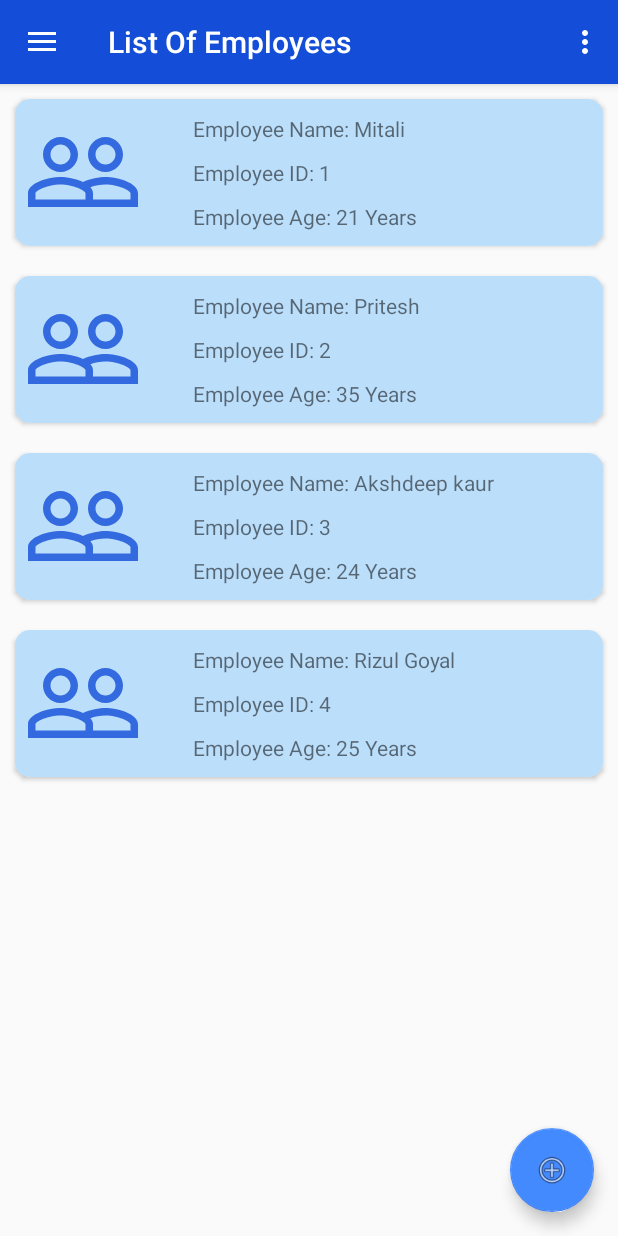
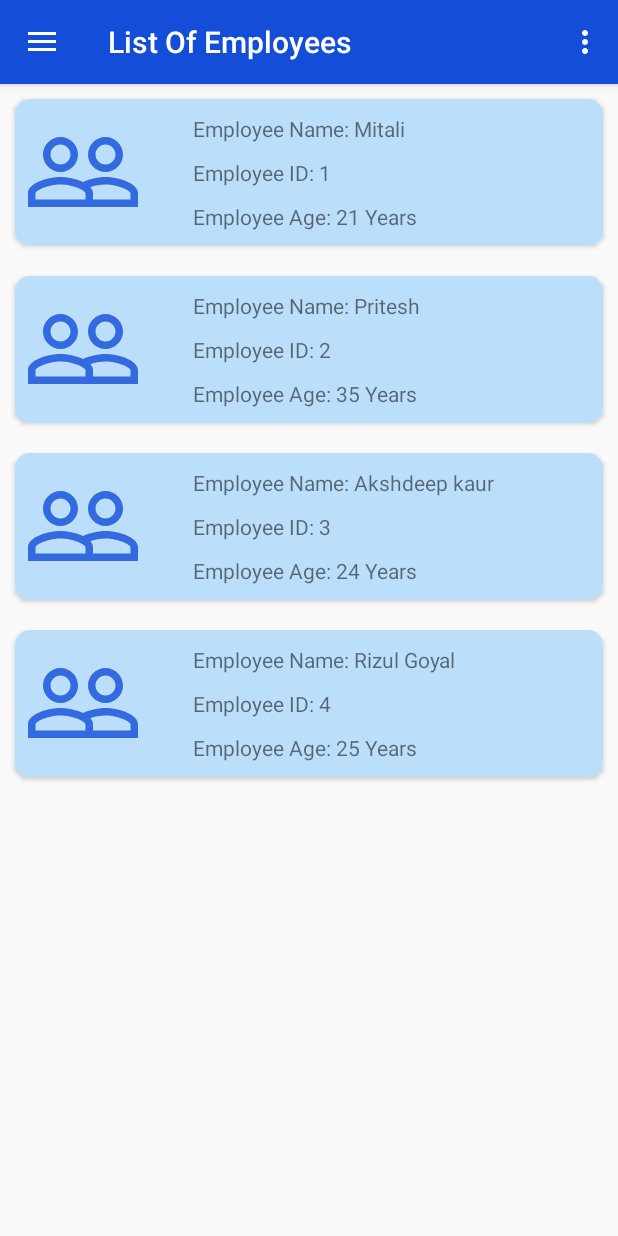
Before and after one commit to kuldeepbamrah/Group6_F2019_MAD3125_FP, an Android app: the MainActivity screen opened directly, with no data from a screen before it, in the side drawer, after a tap on "List Of Employees", on a phone screen of 412 x 824 dp. Run offline under Robolectric (Android 15) with nearby library versions, the phone set to English and light mode, and no system bars; our stand-ins replace Room's generated code, navigation-ui.

Commit message:
fab deleted

```diff
--- a/app/src/main/java/com/example/group6_f2019_mad3125_fp/Activities/MainActivity.java
+++ b/app/src/main/java/com/example/group6_f2019_mad3125_fp/Activities/MainActivity.java
@@ -133,14 +133,6 @@ public class MainActivity extends AppCompatActivity {
         setContentView(R.layout.activity_main);
         Toolbar toolbar = findViewById(R.id.toolbar);
         setSupportActionBar(toolbar);
-        FloatingActionButton fab = findViewById(R.id.fab);
-        fab.setOnClickListener(new View.OnClickListener() {
-            @Override
-            public void onClick(View view) {
-                Snackbar.make(view, "Replace with your own action", Snackbar.LENGTH_LONG)
-                        .setAction("Action", null).show();
-            }
-        });
         DrawerLayout drawer = findViewById(R.id.drawer_layout);
         NavigationView navigationView = findViewById(R.id.nav_view);
         // Passing each menu ID as a set of Ids because each
--- a/app/src/main/java/com/example/group6_f2019_mad3125_fp/Adapters/VehicleDataAdapter.java
+++ b/app/src/main/java/com/example/group6_f2019_mad3125_fp/Adapters/VehicleDataAdapter.java
@@ -134,7 +134,6 @@ public class VehicleDataAdapter extends RecyclerView.Adapter<VehicleDataAdapter.
 
         Vehicle vehicle = myaaraylist.get(position);
         EmployeeDB employeeDB = EmployeeDB.getInstance(getContext());
-        List<Employee> employees = employeeDB.daoObjct().getDefault();
         List<Vehicle> myvehicles = myemployee.getVehicle();
         myvehicles.remove(vehicle);
         employeeDB.daoObjct().update(myemployee);
--- a/app/src/main/res/layout/app_bar_main.xml
+++ b/app/src/main/res/layout/app_bar_main.xml
@@ -22,12 +22,4 @@
 
     <include layout="@layout/content_main" />
 
-    <com.google.android.material.floatingactionbutton.FloatingActionButton
-        android:id="@+id/fab"
-        android:layout_width="wrap_content"
-        android:layout_height="wrap_content"
-        android:layout_gravity="bottom|end"
-        android:layout_margin="@dimen/fab_margin"
-        app:srcCompat="@android:drawable/ic_menu_add" />
-
 </androidx.coordinatorlayout.widget.CoordinatorLayout>
```
